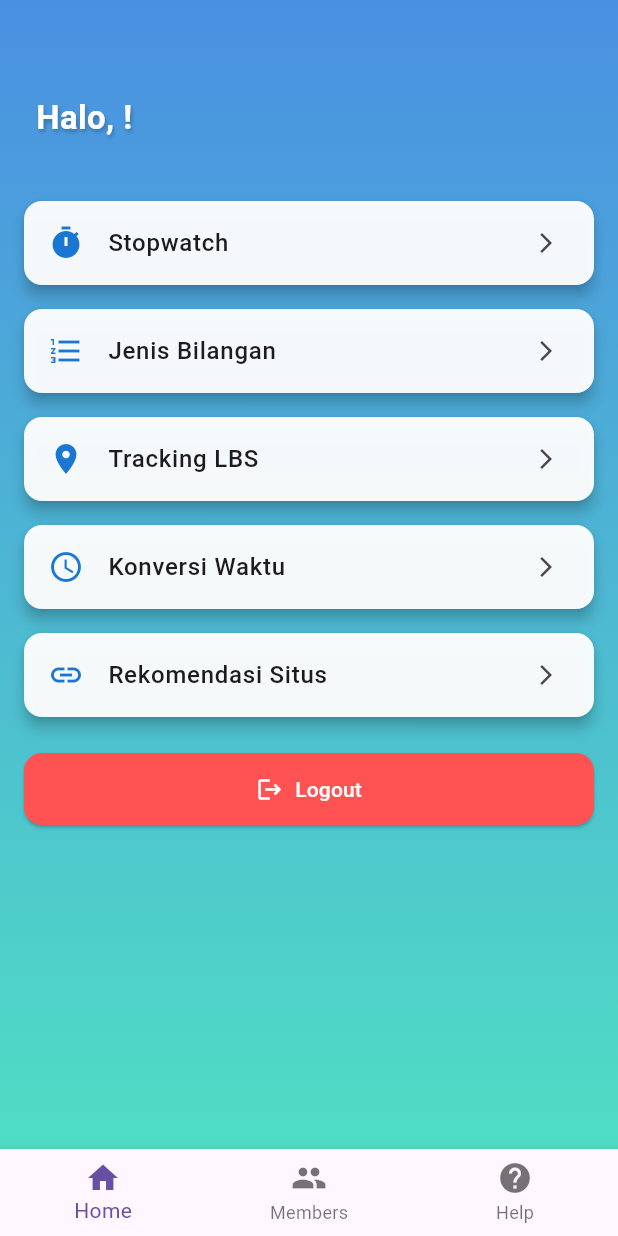
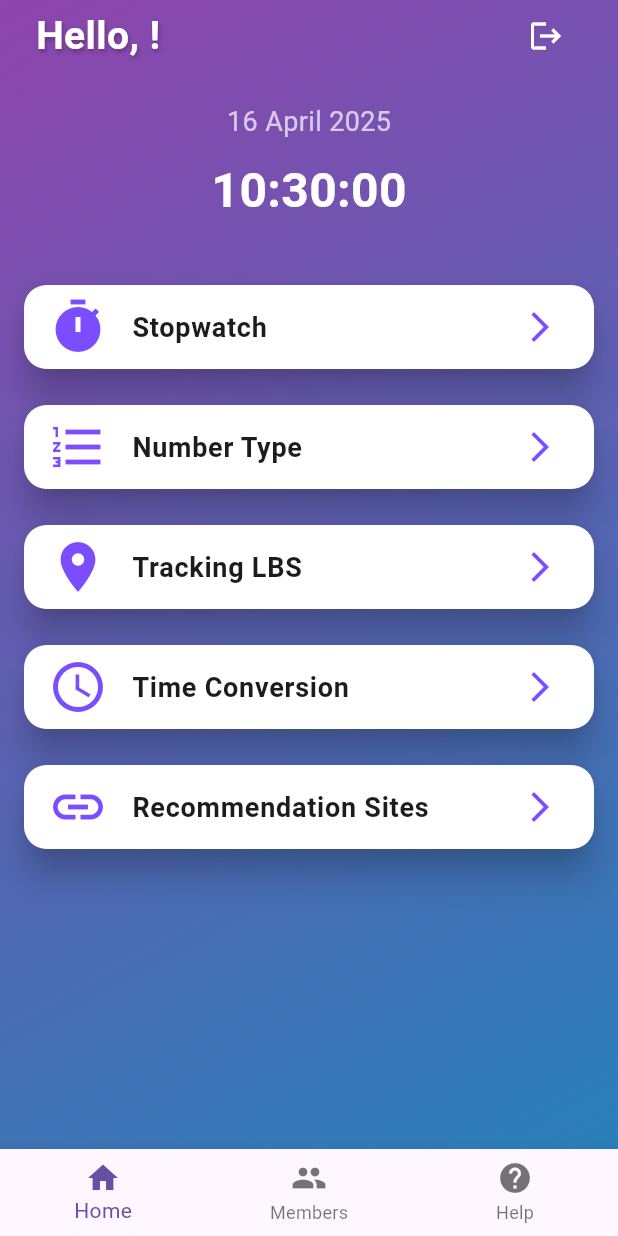
Before and after one commit to sattttttt/TrackApp, a Flutter app: the HomeScreen screen opened directly, on a phone screen of 412 x 824 dp. Run offline on Flutter 3.47's test engine with Material 3 defaults, Android fonts, the phone set to English and light mode, and no system bars; our stand-ins replace geolocator, shared_preferences; accounts and stored records are empty.

Commit message:
Update Time & Date HomeScreen

```diff
--- a/trackapp/lib/screens/home_screen.dart
+++ b/trackapp/lib/screens/home_screen.dart
@@ -1,4 +1,6 @@
+import 'dart:async';
 import 'package:flutter/material.dart';
+import 'package:intl/intl.dart';
 import 'package:shared_preferences/shared_preferences.dart';
 import 'stopwatch_screen.dart';
 import 'number_type_screen.dart';
@@ -15,11 +17,15 @@ class HomeScreen extends StatefulWidget {
 
 class _HomeScreenState extends State<HomeScreen> {
   String _username = "";
+  String _currentTime = "";
+  String _currentDate = "";
+  Timer? _timer;
 
   @override
   void initState() {
     super.initState();
     _loadUsername();
+    _startClock();
   }
 
   Future<void> _loadUsername() async {
@@ -27,6 +33,25 @@ class _HomeScreenState extends State<HomeScreen> {
     setState(() {
       _username = prefs.getString("username") ?? "";
     });
+  }
+
+  void _startClock() {
+    _timer = Timer.periodic(Duration(seconds: 1), (timer) {
+      setState(() {
+        _currentTime = _getCurrentTime();
+        _currentDate = _getCurrentDate();
+      });
+    });
+  }
+
+  String _getCurrentTime() {
+    DateTime now = DateTime.now();
+    return "${now.hour.toString().padLeft(2, '0')}:${now.minute.toString().padLeft(2, '0')}:${now.second.toString().padLeft(2, '0')}";
+  }
+
+  String _getCurrentDate() {
+    DateTime now = DateTime.now();
+    return DateFormat('d MMMM yyyy').format(now);
   }
 
   Future<void> _logout(BuildContext context) async {
@@ -40,43 +65,54 @@ class _HomeScreenState extends State<HomeScreen> {
 
   Widget buildMenuCard(String title, IconData icon, VoidCallback onTap) {
     return Card(
-      shape: RoundedRectangleBorder(borderRadius: BorderRadius.circular(12)),
-      elevation: 4,
-      color: Colors.white.withOpacity(0.95),
-      margin: const EdgeInsets.symmetric(vertical: 8, horizontal: 16),
+      shape: RoundedRectangleBorder(borderRadius: BorderRadius.circular(15)),
+      elevation: 10,
+      color: Colors.white,
+      margin: const EdgeInsets.symmetric(vertical: 12, horizontal: 16),
       child: ListTile(
-        leading: Icon(icon, color: Colors.blue.shade700),
+        leading: Icon(icon, color: Colors.deepPurpleAccent, size: 40),
         title: Text(
           title,
-          style: const TextStyle(fontSize: 16, fontWeight: FontWeight.w500),
+          style: TextStyle(fontSize: 18, fontWeight: FontWeight.w600),
         ),
-        trailing: const Icon(Icons.arrow_forward_ios, size: 16),
+        trailing: Icon(Icons.arrow_forward_ios, color: Colors.deepPurpleAccent),
         onTap: onTap,
       ),
     );
   }
 
   @override
+  void dispose() {
+    _timer?.cancel();
+    super.dispose();
+  }
+
+  @override
   Widget build(BuildContext context) {
     return Scaffold(
-      extendBody: true,
       body: Container(
+        width: double.infinity,
         decoration: const BoxDecoration(
           gradient: LinearGradient(
-            colors: [Color(0xFF4A90E2), Color(0xFF50E3C2)],
-            begin: Alignment.topCenter,
-            end: Alignment.bottomCenter,
+            colors: [Color(0xFF8E44AD), Color(0xFF2980B9)],
+            begin: Alignment.topLeft,
+            end: Alignment.bottomRight,
           ),
         ),
         child: SafeArea(
           child: Column(
             children: [
-              const SizedBox(height: 16),
+              // Header with username, logout icon, time and date
+              Padding(
+                padding: const EdgeInsets.symmetric(horizontal: 24),
+                child: Row(
+                  mainAxisAlignment: MainAxisAlignment.spaceBetween,
+                  children: [
                     Text(
-                "",
+                      "Hello, $_username!",
                       style: const TextStyle(
-                  fontSize: 22,
-                  fontWeight: FontWeight.w600,
+                        fontSize: 26,
+                        fontWeight: FontWeight.bold,
                         color: Colors.white,
                         shadows: [
                           Shadow(
@@ -87,37 +123,46 @@ class _HomeScreenState extends State<HomeScreen> {
                         ],
                       ),
                     ),
-              const SizedBox(height: 16),
-              Align(
-                alignment: Alignment.centerLeft,
-                child: Padding(
-                  padding: EdgeInsets.symmetric(horizontal: 24),
-                  child: Text(
-                    "Halo, $_username!",
-                    style: TextStyle(
-                      fontSize: 22,
-                      fontWeight: FontWeight.w600,
-                      color: Colors.white,
-                      shadows: [
-                        Shadow(
-                          blurRadius: 3,
-                          color: Colors.black26,
-                          offset: Offset(1, 2),
+                    IconButton(
+                      icon: const Icon(Icons.logout, color: Colors.white),
+                      onPressed: () => _logout(context),
                     ),
                   ],
                 ),
               ),
+              const SizedBox(height: 20),
+
+              // Display the current time and date
+              Padding(
+                padding: const EdgeInsets.symmetric(horizontal: 24),
+                child: Column(
+                  children: [
+                    Text(
+                      _currentDate,
+                      style: const TextStyle(
+                        fontSize: 18,
+                        color: Colors.white70,
                       ),
                     ),
-              const SizedBox(height: 12),
-              const Align(
-                alignment: Alignment.centerLeft,
-                child: Padding(padding: EdgeInsets.symmetric(horizontal: 24)),
+                    const SizedBox(height: 10),
+                    Text(
+                      _currentTime,
+                      style: const TextStyle(
+                        fontSize: 32,
+                        fontWeight: FontWeight.bold,
+                        color: Colors.white,
                       ),
-              const SizedBox(height: 16),
+                    ),
+                  ],
+                ),
+              ),
+
+              const SizedBox(height: 20),
+
+              // Menu Cards
               Expanded(
                 child: ListView(
-                  padding: const EdgeInsets.symmetric(vertical: 4),
+                  padding: const EdgeInsets.symmetric(vertical: 8),
                   children: [
                     buildMenuCard("Stopwatch", Icons.timer, () {
                       Navigator.push(
@@ -128,7 +173,7 @@ class _HomeScreenState extends State<HomeScreen> {
                       );
                     }),
                     buildMenuCard(
-                      "Jenis Bilangan",
+                      "Number Type",
                       Icons.format_list_numbered,
                       () {
                         Navigator.push(
@@ -147,7 +192,7 @@ class _HomeScreenState extends State<HomeScreen> {
                         ),
                       );
                     }),
-                    buildMenuCard("Konversi Waktu", Icons.access_time, () {
+                    buildMenuCard("Time Conversion", Icons.access_time, () {
                       Navigator.push(
                         context,
                         MaterialPageRoute(
@@ -155,7 +200,7 @@ class _HomeScreenState extends State<HomeScreen> {
                         ),
                       );
                     }),
-                    buildMenuCard("Rekomendasi Situs", Icons.link, () {
+                    buildMenuCard("Recommendation Sites", Icons.link, () {
                       Navigator.push(
                         context,
                         MaterialPageRoute(
@@ -163,23 +208,6 @@ class _HomeScreenState extends State<HomeScreen> {
                         ),
                       );
                     }),
-                    const SizedBox(height: 16),
-                    Padding(
-                      padding: const EdgeInsets.symmetric(horizontal: 16),
-                      child: ElevatedButton.icon(
-                        icon: const Icon(Icons.logout),
-                        label: const Text("Logout"),
-                        onPressed: () => _logout(context),
-                        style: ElevatedButton.styleFrom(
-                          backgroundColor: Colors.redAccent,
-                          foregroundColor: Colors.white,
-                          padding: const EdgeInsets.symmetric(vertical: 14),
-                          shape: RoundedRectangleBorder(
-                            borderRadius: BorderRadius.circular(12),
-                          ),
-                        ),
-                      ),
-                    ),
                   ],
                 ),
               ),
@@ -187,7 +215,7 @@ class _HomeScreenState extends State<HomeScreen> {
           ),
         ),
       ),
-      bottomNavigationBar: BottomNav(), // Static BottomNav without animation
+      bottomNavigationBar: BottomNav(),
     );
   }
 }
--- a/trackapp/pubspec.yaml
+++ b/trackapp/pubspec.yaml
@@ -32,6 +32,7 @@ dependencies:
     sdk: flutter
   shared_preferences: ^2.2.2
   geolocator: ^9.0.2
+  intl: ^0.17.0
   geocoding: ^2.1.0
   url_launcher: ^6.1.14
 
```
Also changed, not shown: trackapp/pubspec.lock. Lines whose indentation alone changed are shown as unchanged.
